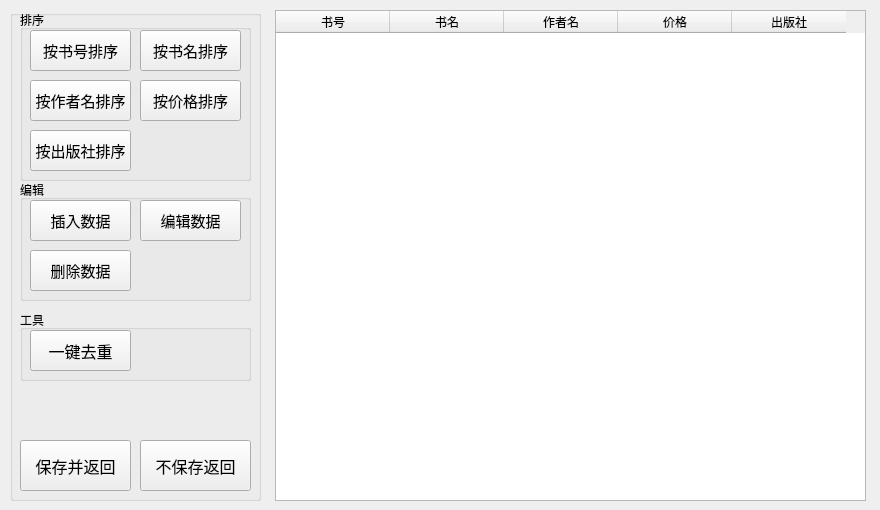
Above: Sources/Forms/editbook.ui from gaogao-qwq/Book_Manage_System_QT before the change. Below: the same form after it.
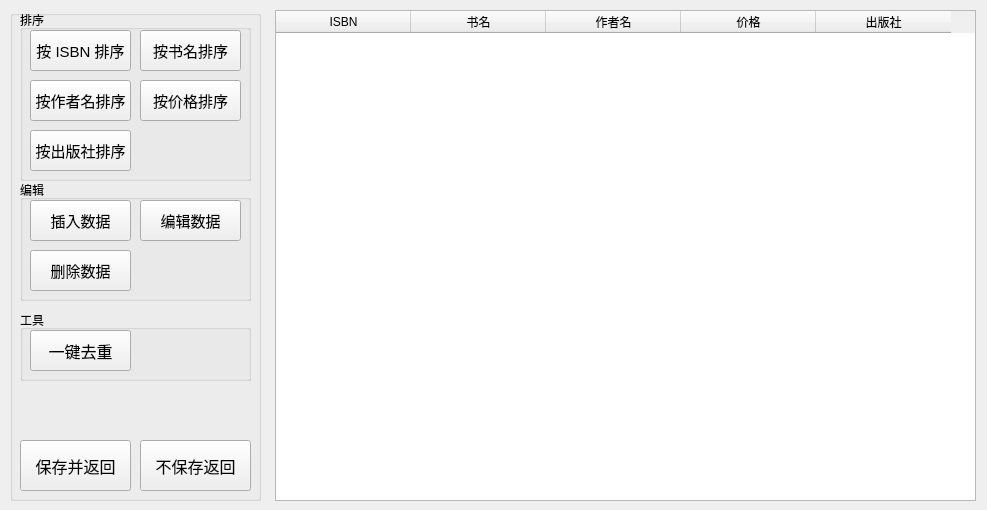
That is the form after the change. Icons and pictures are not drawn.

What changed in the file:
```diff
--- a/Sources/Forms/editbook.ui
+++ b/Sources/Forms/editbook.ui
@@ -6,7 +6,7 @@
    <rect>
     <x>0</x>
     <y>0</y>
-    <width>880</width>
+    <width>987</width>
     <height>510</height>
    </rect>
   </property>
@@ -18,16 +18,19 @@
     <rect>
      <x>275</x>
      <y>10</y>
-     <width>591</width>
+     <width>701</width>
      <height>491</height>
     </rect>
    </property>
    <attribute name="horizontalHeaderDefaultSectionSize">
-    <number>114</number>
+    <number>135</number>
+   </attribute>
+   <attribute name="verticalHeaderMinimumSectionSize">
+    <number>23</number>
    </attribute>
    <column>
     <property name="text">
-     <string>书号</string>
+     <string>ISBN</string>
     </property>
    </column>
    <column>
@@ -126,7 +129,7 @@
       </font>
      </property>
      <property name="text">
-      <string>按书号排序</string>
+      <string>按 ISBN 排序</string>
      </property>
     </widget>
     <widget class="QPushButton" name="sortByBookButton">
```
Left out of the diff: 9 changed lines with no effect on the pictures.
